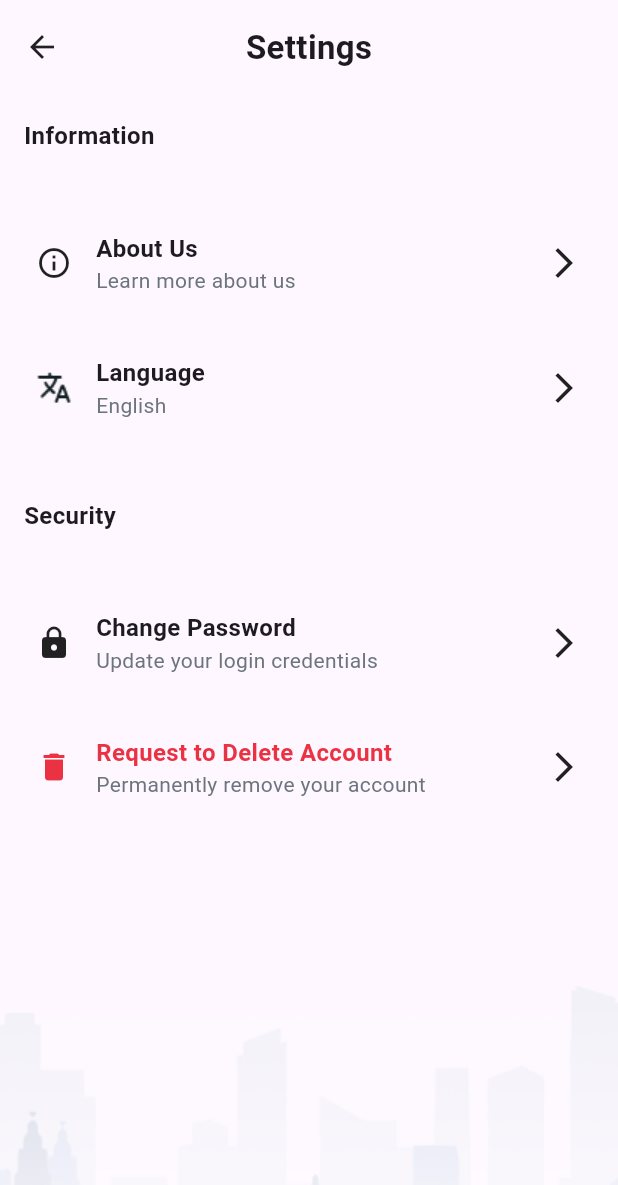
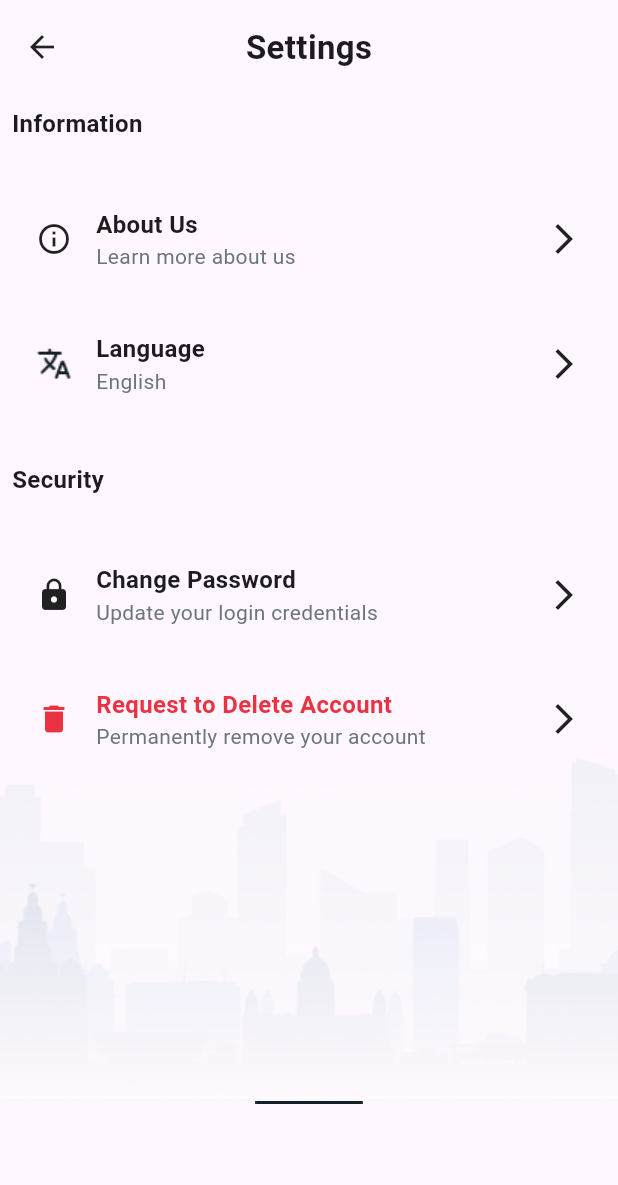
Before and after one commit to Nadun24/flutter-design-project, a Flutter app: the screen it shows after launch, in the side drawer, after a tap on "Design 1", on a phone screen of 412 x 824 dp. Shown: the top 1185 px of the screen. Run offline on Flutter 3.47's test engine with Material 3 defaults, Android fonts, the phone set to English and light mode, and no system bars; our stand-ins replace flutter_rating_bar.

Commit message:
add file

```diff
--- a/design_project/lib/Pages/design1.dart
+++ b/design_project/lib/Pages/design1.dart
@@ -46,7 +46,7 @@ class Design1 extends StatelessWidget {
 
                 //design body content
                 const Padding(
-                  padding:  EdgeInsets.all(16.0),
+                  padding:  EdgeInsets.all(8.0),
                   child:  Text(
                     "Information",
                     style: TextStyle(
@@ -119,7 +119,7 @@ class Design1 extends StatelessWidget {
                 ),
                 const SizedBox(height: 32),
                 const Padding(
-                  padding:  EdgeInsets.all(16.0),
+                  padding:  EdgeInsets.all(8.0),
                   child:  Text(
                     "Security",
                     style: TextStyle(
@@ -193,7 +193,7 @@ class Design1 extends StatelessWidget {
                 Column(
                   mainAxisAlignment: MainAxisAlignment.spaceBetween,
                   children: [
-                    const SizedBox(height: 120,),
+                    const SizedBox(height: 0,),
                     Image.asset("assets/SkyLine1.png",scale: 0.8),
                     Image.asset("assets/Home.png"),
                   ],
```
